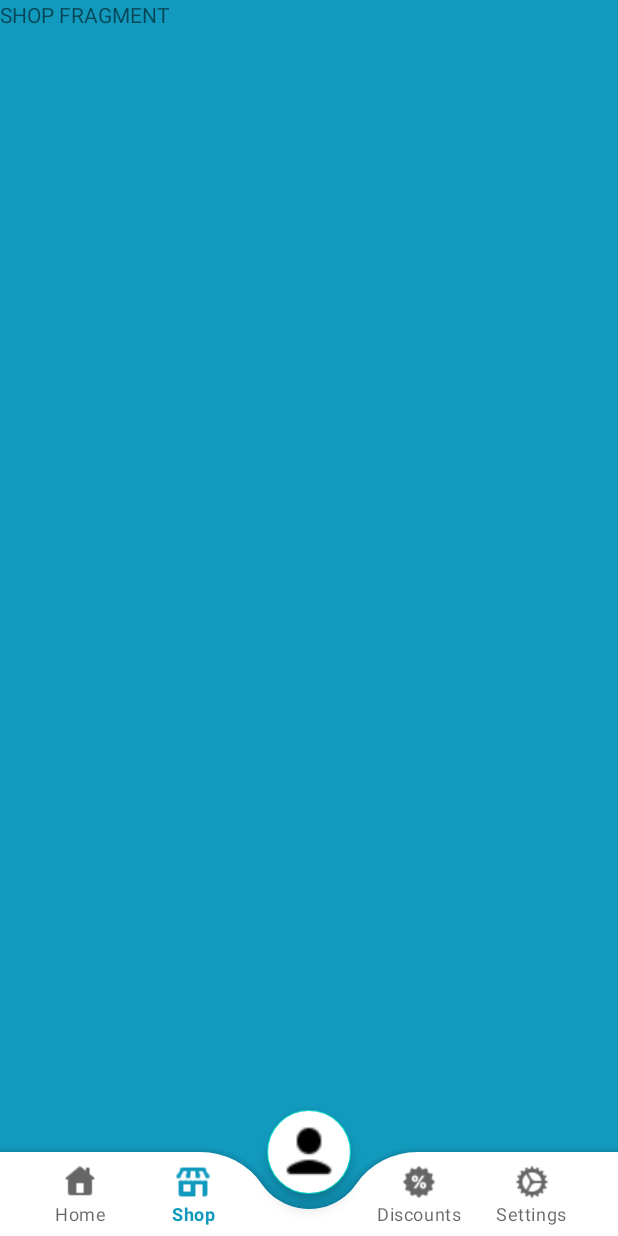
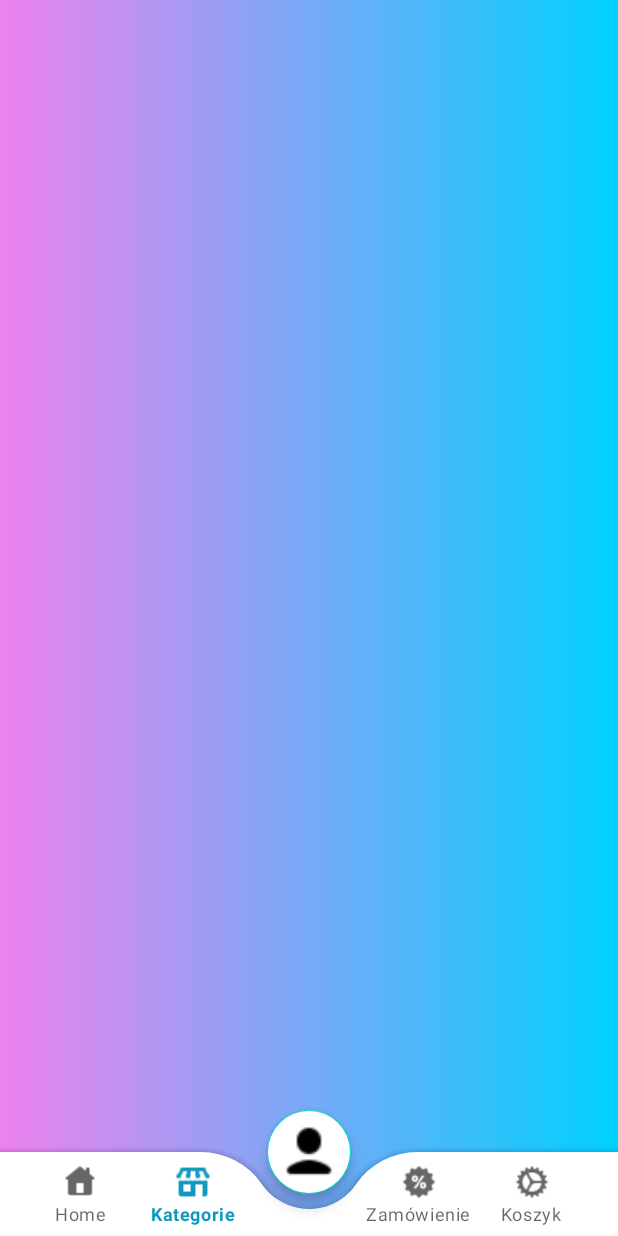
Before and after one commit to Timhello1/IOProject, an Android app: the ShopActivity screen opened directly, with no data from a screen before it, item 2 of the bottom bar chosen, on a phone screen of 412 x 824 dp. Run offline under Robolectric (Android 15) with nearby library versions, the phone set to English and light mode, and no system bars; our stand-ins replace Firebase (no records; nobody signed in at launch, a user with empty details on screens opened directly).

Commit message:
Last day crunch:)

```diff
--- a/app/src/main/java/com/example/ioproject/shop/HomeFragment.java
+++ b/app/src/main/java/com/example/ioproject/shop/HomeFragment.java
@@ -34,7 +34,6 @@ import java.util.List;
 public class HomeFragment extends Fragment {
 
     private RecyclerView featuredTypes, specialOffersView;
-    private FirebaseFirestore firestore;
     private DatabaseFetch databaseFetch;
 
     public HomeFragment() {
--- a/app/src/main/java/com/example/ioproject/shop/ProductDisplayFragment.java
+++ b/app/src/main/java/com/example/ioproject/shop/ProductDisplayFragment.java
@@ -9,6 +9,7 @@ import androidx.recyclerview.widget.RecyclerView;
 import android.view.LayoutInflater;
 import android.view.View;
 import android.view.ViewGroup;
+import android.widget.TextView;
 
 import com.example.ioproject.R;
 import com.example.ioproject.database.DatabaseFetch;
@@ -37,7 +38,8 @@ public class ProductDisplayFragment extends Fragment {
                              Bundle savedInstanceState) {
         View view = inflater.inflate(R.layout.fragment_product_display, container, false);
         //VerticalDecoration itemDecoration = new VerticalDecoration(50);
-        // Odczytanie przekazanej wartości
+
+        // Odczytanie przekazanej wartości typu produktu
         Bundle bundle = getArguments();
         if (bundle != null) {
             String productType = bundle.getString("productType");
@@ -49,6 +51,8 @@ public class ProductDisplayFragment extends Fragment {
                         //productTypes.addItemDecoration(itemDecoration);
                         productTypes.setAdapter(productsAdapter);
                     });
+            TextView title = view.findViewById(R.id.item_group);
+            title.setText(bundle.getString("productType"));
         }
 
         return view;
--- a/app/src/main/java/com/example/ioproject/shop/ShopActivity.java
+++ b/app/src/main/java/com/example/ioproject/shop/ShopActivity.java
@@ -9,6 +9,8 @@ import android.annotation.SuppressLint;
 import android.os.Bundle;
 
 import com.example.ioproject.R;
+import com.example.ioproject.fragmentsForFutureUse.Basket;
+import com.example.ioproject.fragmentsForFutureUse.OrderMake;
 import com.google.android.material.bottomnavigation.BottomNavigationView;
 
 public class ShopActivity extends AppCompatActivity {
@@ -30,10 +32,10 @@ public class ShopActivity extends AppCompatActivity {
                     replaceFragment(new ShopFragment());
                     break;
                 case R.id.discounts:
-                    replaceFragment(new DiscountsFragment());
+                    replaceFragment(new OrderMake());
                     break;
                 case R.id.settings:
-                    replaceFragment(new SettingsFragment());
+                    replaceFragment(new Basket());
                     break;
             }
 
--- a/app/src/main/java/com/example/ioproject/shop/ShopFragment.java
+++ b/app/src/main/java/com/example/ioproject/shop/ShopFragment.java
@@ -3,64 +3,45 @@ package com.example.ioproject.shop;
 import android.os.Bundle;
 
 import androidx.fragment.app.Fragment;
+import androidx.recyclerview.widget.RecyclerView;
 
 import android.view.LayoutInflater;
 import android.view.View;
 import android.view.ViewGroup;
 
 import com.example.ioproject.R;
+import com.example.ioproject.database.DatabaseFetch;
+import com.example.ioproject.product.Product;
+import com.example.ioproject.utils.ShopOfferAdapter;
+
+import java.util.ArrayList;
+import java.util.List;
 
 /**
- * A simple {@link Fragment} subclass.
- * Use the {@link ShopFragment#newInstance} factory method to
- * create an instance of this fragment.
+Fragment wyświetlający pełny asortyment sklepu
  */
 public class ShopFragment extends Fragment {
 
-    // TODO: Rename parameter arguments, choose names that match
-    // the fragment initialization parameters, e.g. ARG_ITEM_NUMBER
-    private static final String ARG_PARAM1 = "param1";
-    private static final String ARG_PARAM2 = "param2";
-
-    // TODO: Rename and change types of parameters
-    private String mParam1;
-    private String mParam2;
+    private RecyclerView productTypes_rv;
+    private DatabaseFetch databaseFetch;
 
     public ShopFragment() {
-        // Required empty public constructor
+       databaseFetch = new DatabaseFetch();
     }
-
-    /**
-     * Use this factory method to create a new instance of
-     * this fragment using the provided parameters.
-     *
-     * @param param1 Parameter 1.
-     * @param param2 Parameter 2.
-     * @return A new instance of fragment ShopFragment.
-     */
-    // TODO: Rename and change types and number of parameters
-    public static ShopFragment newInstance(String param1, String param2) {
-        ShopFragment fragment = new ShopFragment();
-        Bundle args = new Bundle();
-        args.putString(ARG_PARAM1, param1);
-        args.putString(ARG_PARAM2, param2);
-        fragment.setArguments(args);
-        return fragment;
-    }
-
-    @Override
-    public void onCreate(Bundle savedInstanceState) {
-        super.onCreate(savedInstanceState);
-        if (getArguments() != null) {
-            mParam1 = getArguments().getString(ARG_PARAM1);
-            mParam2 = getArguments().getString(ARG_PARAM2);
-        }
-    }
-
     @Override
     public View onCreateView(LayoutInflater inflater, ViewGroup container,
                              Bundle savedInstanceState) {
-        // Inflate the layout for this fragment
-        return inflater.inflate(R.layout.fragment_shop, container, false);
+        View view = inflater.inflate(R.layout.fragment_shop,container,false);
+        databaseFetch.fetchProductTypes().addOnSuccessListener(types -> {
+            List<Product> productTypes = new ArrayList<>();
+            for (String type: types){
+                productTypes.add(new Product(type));
+            }
+            productTypes_rv = view.findViewById(R.id.productTypes_rv);
+            productTypes_rv.setAdapter(new ShopOfferAdapter(productTypes,getContext()));
+        });
+
+
+        return view;
     }
 }
--- a/app/src/main/java/com/example/ioproject/user/user.java
+++ b/app/src/main/java/com/example/ioproject/user/user.java
@@ -112,6 +112,7 @@ public class user {
                                                 Log.d(TAG, "User Exists");
                                                 Toast.makeText(activity, "User exists", Toast.LENGTH_SHORT).show();
                                                 Intent intent = new Intent(activity, AdminActivity.class);
+                                                intent.setFlags(Intent.FLAG_ACTIVITY_NEW_TASK | Intent.FLAG_ACTIVITY_CLEAR_TASK);
                                                 activity.startActivity(intent);
                                             }
                                         }
@@ -129,6 +130,7 @@ public class user {
                                                 Log.d(TAG,"User Exists");
                                                 Toast.makeText(activity, "User Exists", Toast.LENGTH_SHORT).show();
                                                 Intent intent = new Intent(activity, ShopActivity.class);
+                                                intent.setFlags(Intent.FLAG_ACTIVITY_NEW_TASK | Intent.FLAG_ACTIVITY_CLEAR_TASK);
                                                 activity.startActivity(intent);
                                             }
                                         }
--- /dev/null
+++ b/app/src/main/java/com/example/ioproject/utils/ShopOfferAdapter.java
@@ -0,0 +1,81 @@
+package com.example.ioproject.utils;
+
+import android.content.Context;
+import android.os.Bundle;
+import android.view.LayoutInflater;
+import android.view.View;
+import android.view.ViewGroup;
+import android.widget.TextView;
+
+import androidx.annotation.NonNull;
+import androidx.appcompat.app.AppCompatActivity;
+import androidx.fragment.app.Fragment;
+import androidx.fragment.app.FragmentManager;
+import androidx.fragment.app.FragmentTransaction;
+import androidx.recyclerview.widget.RecyclerView;
+
+import com.example.ioproject.R;
+import com.example.ioproject.product.Product;
+import com.example.ioproject.shop.ProductDisplayFragment;
+
+
+import java.util.List;
+
+public class ShopOfferAdapter extends RecyclerView.Adapter<ShopOfferAdapter.ViewHolder> {
+    private List<Product> productList;
+    private static Context context;
+
+    public ShopOfferAdapter(List<Product> productList,Context context) {
+        this.productList = productList;
+        this.context = context;
+    }
+
+    @NonNull
+    @Override
+    public ShopOfferAdapter.ViewHolder onCreateViewHolder(@NonNull ViewGroup parent, int viewType) {
+        View view = LayoutInflater.from(parent.getContext()).inflate(
+                R.layout.product_title_display, parent, false);
+        return new ViewHolder(view);
+    }
+
+    @Override
+    public void onBindViewHolder(@NonNull ShopOfferAdapter.ViewHolder holder, int position) {
+        holder.bind(productList.get(position));
+    }
+
+    @Override
+    public int getItemCount() {
+        return productList.size();
+    }
+
+    public static class ViewHolder extends RecyclerView.ViewHolder {
+
+        public ViewHolder(@NonNull View itemView) {
+            super(itemView);
+        }
+
+        public void bind(Product product) {
+            TextView titles = itemView.findViewById(R.id.product_title_tv);
+            titles.setText(product.getProductType());
+            itemView.setOnClickListener(view -> {
+                String productType = titles.getText().toString();
+                Fragment fragment = new ProductDisplayFragment();
+                Bundle bundle = new Bundle();
+                bundle.putString("productType",productType);
+                fragment.setArguments(bundle);
+
+                FragmentManager fragmentManager =
+                        ((AppCompatActivity) context).getSupportFragmentManager();
+                fragmentManager.
+                        popBackStack(null,FragmentManager.POP_BACK_STACK_INCLUSIVE);
+
+                FragmentTransaction fragmentTransaction = fragmentManager.beginTransaction();
+                fragmentTransaction.replace(R.id.container_view, fragment);
+                fragmentTransaction.addToBackStack(null);
+                fragmentTransaction.commit();
+
+            });
+
+        }
+    }
+}
--- a/app/src/main/res/layout/fragment_order_make.xml
+++ b/app/src/main/res/layout/fragment_order_make.xml
@@ -5,6 +5,7 @@
     android:id="@+id/frameLayout14"
     android:layout_width="match_parent"
     android:layout_height="match_parent"
+    android:background="@drawable/gradient"
     tools:context=".fragmentsForFutureUse.OrderMake">
 
     <EditText
--- a/app/src/main/res/layout/fragment_shop.xml
+++ b/app/src/main/res/layout/fragment_shop.xml
@@ -1,14 +1,18 @@
 <?xml version="1.0" encoding="utf-8"?>
 <FrameLayout xmlns:android="http://schemas.android.com/apk/res/android"
     xmlns:tools="http://schemas.android.com/tools"
+    xmlns:app="http://schemas.android.com/apk/res-auto"
     android:layout_width="match_parent"
     android:layout_height="match_parent"
+    android:background="@drawable/gradient"
+    android:id="@+id/container_view"
     tools:context=".shop.ShopFragment">
 
-    <!-- TODO: Update blank fragment layout -->
-    <TextView
+    <androidx.recyclerview.widget.RecyclerView
+        android:id="@+id/productTypes_rv"
         android:layout_width="match_parent"
-        android:layout_height="match_parent"
-        android:text="SHOP FRAGMENT" />
+        android:layout_height="wrap_content"
+        app:layoutManager="androidx.recyclerview.widget.LinearLayoutManager"
+        app:layout_constraintTop_toBottomOf="@+id/item_group" />
 
 </FrameLayout>
--- a/app/src/main/res/layout/menu_bottom_layout.xml
+++ b/app/src/main/res/layout/menu_bottom_layout.xml
@@ -22,7 +22,6 @@
             android:layout_width="wrap_content"
             android:layout_height="wrap_content"
             android:textAlignment="viewStart"
-            android:text="Create"
             android:padding="8dp"
             android:textColor="@color/black"
             android:layout_marginStart="12dp"
--- a/app/src/main/res/menu/menu_bottom.xml
+++ b/app/src/main/res/menu/menu_bottom.xml
@@ -4,12 +4,12 @@
 
     <item
         android:id="@+id/home"
-        android:title="Home"
+        android:title="@string/menu_tittle_home"
         android:icon="@drawable/bottom_menu_home_icon"/>
 
     <item
         android:id="@+id/shop"
-        android:title="Shop"
+        android:title="@string/menu_title_shop"
         android:icon="@drawable/bottom_menu_icon_shop"
         />
 
@@ -18,11 +18,11 @@
 
     <item
         android:id="@+id/discounts"
-        android:title="Discounts"
+        android:title="@string/menu_title_discounts"
         android:icon="@drawable/bottom_menu_icon_discount" />
     <item
         android:id="@+id/settings"
-        android:title="Settings"
+        android:title="@string/menu_title_settings"
         android:icon="@drawable/bottom_menu_icon_settings" />
 
 </menu>
--- /dev/null
+++ b/app/src/main/res/values-night/strings.xml
@@ -0,0 +1,4 @@
+<?xml version="1.0" encoding="utf-8"?>
+<resources>
+    <string name="item_titles">SMARTFONY</string>
+</resources>
--- a/app/src/main/res/values/strings.xml
+++ b/app/src/main/res/values/strings.xml
@@ -36,4 +36,9 @@
     <string name="categories">Kategorie</string>
     <string name="prod_name">Nazwa produktu</string>
     <string name="stock">Dostępnych sztuk:</string>
+    <string name="item_titles">SMARTFONY</string>
+    <string name="menu_title_shop">Kategorie</string>
+    <string name="menu_title_discounts">Zamówienie</string>
+    <string name="menu_title_settings">Koszyk</string>
+    <string name="menu_tittle_home">Home</string>
 </resources>
```
Also changed, not shown: app/src/main/java/com/example/ioproject/MainActivity.java (+5 -12 lines), app/src/main/java/com/example/ioproject/shop/AdminActivity.java (+10 -2 lines), app/src/main/java/com/example/ioproject/shop/AdminMenu.java (added, +24 -0 lines), app/src/main/java/com/example/ioproject/utils/ProductsAdapter.java (+9 -1 lines), app/src/main/res/layout/fragment_admin_menu.xml (added, +70 -0 lines), app/src/main/res/layout/fragment_product_display.xml (+25 -6 lines), app/src/main/res/layout/product_row.xml (+8 -6 lines), app/src/main/res/layout/product_title_display.xml (added, +37 -0 lines).
